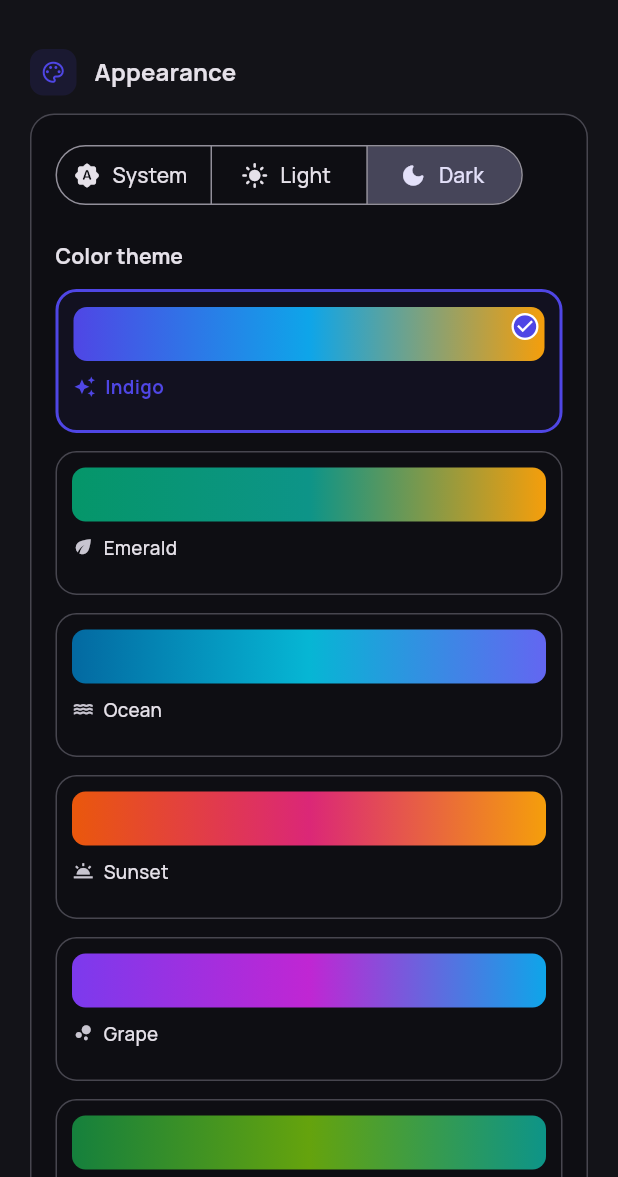
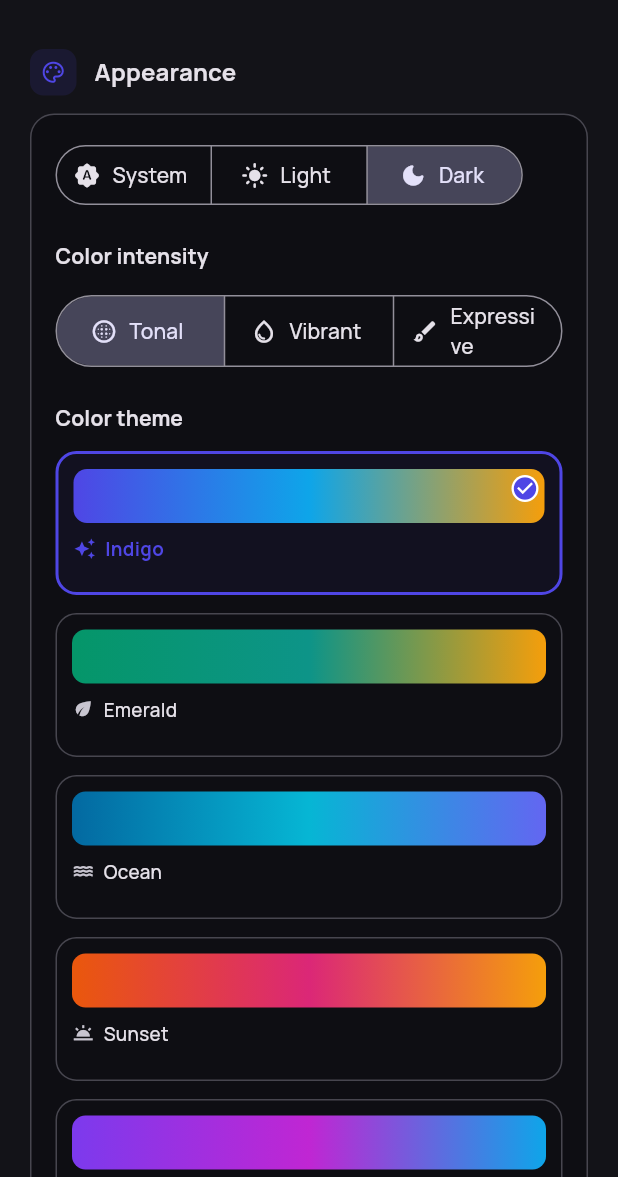
Before and after one commit to ryandam9/expenses, a Flutter app: the SettingsScreen screen opened directly, after a tap on "Dark", on a phone screen of 412 x 824 dp, the part 59-1236 px from its top. Run offline on Flutter 3.47's test engine with Material 3 defaults, Android fonts, the phone set to English and light mode, and no system bars; our stand-ins replace fl_chart, flutter_riverpod, google_fonts, shared_preferences, sqflite, sqflite_common_ffi; missing offline and left inert: file_selector; accounts and stored records are empty.

Commit message:
Adopt newer Flutter/Dart widgets and patterns
- Export via MenuAnchor (Material 3 menu animations as of Flutter 3.44):
  both transaction and category-summary CSV exports are now reachable
  from either section
- Color intensity setting in Appearance: tonal/vibrant/expressive
  DynamicSchemeVariant passed to ColorScheme.fromSeed, persisted
- Badge.count with maxCount (Flutter 3.38) for the selected-category
  count in the filter sidebar
- Dart 3.10 dot shorthands and a Dart 3 switch expression in the
  dashboard

https://claude.ai/code/session_01CVRr8d8PNWgRD8WzUTRQVo

```diff
--- a/lib/main.dart
+++ b/lib/main.dart
@@ -72,14 +72,15 @@ class ExpensesApp extends ConsumerWidget {
   Widget build(BuildContext context, WidgetRef ref) {
     final themeIndex = ref.watch(themeIndexProvider);
     final themeMode = ref.watch(themeModeProvider);
+    final variant = ref.watch(schemeVariantProvider);
     final font = ref.watch(fontFamilyProvider);
     final fontSize = ref.watch(fontSizeProvider);
     final t = appThemes[themeIndex];
 
     final scale = fontSize / 13.0;
 
-    final light = t.themeData(Brightness.light);
-    final dark = t.themeData(Brightness.dark);
+    final light = t.themeData(Brightness.light, variant: variant);
+    final dark = t.themeData(Brightness.dark, variant: variant);
 
     return MaterialApp(
       title: 'Expenses Dashboard',
--- a/lib/providers/theme_provider.dart
+++ b/lib/providers/theme_provider.dart
@@ -37,3 +37,33 @@ class ThemeModeNotifier extends Notifier<ThemeMode> {
 
 final themeModeProvider =
     NotifierProvider<ThemeModeNotifier, ThemeMode>(ThemeModeNotifier.new);
+
+/// How strongly the seed colours are expressed in the derived colour scheme,
+/// via [ColorScheme.fromSeed]'s `dynamicSchemeVariant`. A curated subset:
+/// tonalSpot is Material's calm default; vibrant and expressive push more
+/// chroma into containers and surfaces.
+const schemeVariants = <DynamicSchemeVariant>[
+  DynamicSchemeVariant.tonalSpot,
+  DynamicSchemeVariant.vibrant,
+  DynamicSchemeVariant.expressive,
+];
+
+class SchemeVariantNotifier extends Notifier<DynamicSchemeVariant> {
+  @override
+  DynamicSchemeVariant build() {
+    final i = ref.read(sharedPreferencesProvider).getInt('schemeVariant') ?? 0;
+    return schemeVariants[i.clamp(0, schemeVariants.length - 1)];
+  }
+
+  void select(DynamicSchemeVariant variant) {
+    state = variant;
+    final i = schemeVariants.indexOf(variant);
+    ref
+        .read(sharedPreferencesProvider)
+        .setInt('schemeVariant', i < 0 ? 0 : i);
+  }
+}
+
+final schemeVariantProvider =
+    NotifierProvider<SchemeVariantNotifier, DynamicSchemeVariant>(
+        SchemeVariantNotifier.new);
--- a/lib/screens/dashboard_screen.dart
+++ b/lib/screens/dashboard_screen.dart
@@ -139,14 +139,33 @@ class _DashboardScreenState extends ConsumerState<DashboardScreen> {
               ),
             ),
           ),
-          IconButton(
-            icon: const Icon(Icons.download_rounded),
-            tooltip: _section == 'overview'
-                ? 'Export category summary (CSV)'
-                : 'Export transactions (CSV)',
-            onPressed: async.hasValue
-                ? () => _exportCsv(async.requireValue.transactions)
-                : null,
+          // MenuAnchor (with Material 3 open/close animations as of Flutter
+          // 3.44) so both exports are reachable from either section.
+          MenuAnchor(
+            menuChildren: [
+              MenuItemButton(
+                leadingIcon: const Icon(Icons.table_rows, size: 18),
+                onPressed: async.hasValue
+                    ? () => _exportCsv(async.requireValue.transactions,
+                        overview: false)
+                    : null,
+                child: const Text('Export transactions (CSV)'),
+              ),
+              MenuItemButton(
+                leadingIcon: const Icon(Icons.donut_small_outlined, size: 18),
+                onPressed: async.hasValue
+                    ? () => _exportCsv(async.requireValue.transactions,
+                        overview: true)
+                    : null,
+                child: const Text('Export category summary (CSV)'),
+              ),
+            ],
+            builder: (context, controller, _) => IconButton(
+              icon: const Icon(Icons.download_rounded),
+              tooltip: 'Export…',
+              onPressed: () =>
+                  controller.isOpen ? controller.close() : controller.open(),
+            ),
           ),
           const SizedBox(width: 4),
         ],
@@ -239,10 +258,9 @@ class _DashboardScreenState extends ConsumerState<DashboardScreen> {
   }
 
   // ------------------------------------------------------------------ export
-  // Writes the current view to a CSV chosen via the platform's save dialog.
-  Future<void> _exportCsv(List<Expense> all) async {
+  // Writes the chosen view to a CSV picked via the platform's save dialog.
+  Future<void> _exportCsv(List<Expense> all, {required bool overview}) async {
     try {
-      final overview = _section == 'overview';
       final filtered = _filtered(all);
       final content = overview
           ? categorySummaryToCsv(debitTotalsBy(filtered, (e) => e.category))
@@ -356,8 +374,9 @@ class _DashboardScreenState extends ConsumerState<DashboardScreen> {
     final up = pct >= 0;
     final good = up == upIsGood;
     final color = good ? Colors.green.shade700 : theme.colorScheme.error;
+    // `.min` is a Dart 3.10 dot shorthand for MainAxisSize.min.
     return Row(
-      mainAxisSize: MainAxisSize.min,
+      mainAxisSize: .min,
       children: [
         Icon(up ? Icons.arrow_drop_up : Icons.arrow_drop_down,
             size: 16, color: color),
@@ -410,8 +429,8 @@ class _DashboardScreenState extends ConsumerState<DashboardScreen> {
             const SizedBox(width: 10),
             Expanded(
               child: Column(
-                crossAxisAlignment: CrossAxisAlignment.start,
-                mainAxisSize: MainAxisSize.min,
+                crossAxisAlignment: .start,
+                mainAxisSize: .min,
                 children: [
                   Text(value,
                       maxLines: 1,
@@ -529,24 +548,15 @@ class _DashboardScreenState extends ConsumerState<DashboardScreen> {
     final sorted = List<Expense>.from(list);
     double amt(Expense e) => e.debit > 0 ? -e.debit : e.credit;
     int cmp(Expense a, Expense b) {
-      int r;
-      switch (_sortKey) {
-        case 'description':
-          r = a.description.toLowerCase().compareTo(b.description.toLowerCase());
-          break;
-        case 'bank':
-          r = a.source.toLowerCase().compareTo(b.source.toLowerCase());
-          break;
-        case 'category':
-          r = a.category.toLowerCase().compareTo(b.category.toLowerCase());
-          break;
-        case 'amount':
-          r = amt(a).compareTo(amt(b));
-          break;
-        case 'date':
-        default:
-          r = a.date.compareTo(b.date);
-      }
+      final r = switch (_sortKey) {
+        'description' =>
+          a.description.toLowerCase().compareTo(b.description.toLowerCase()),
+        'bank' => a.source.toLowerCase().compareTo(b.source.toLowerCase()),
+        'category' =>
+          a.category.toLowerCase().compareTo(b.category.toLowerCase()),
+        'amount' => amt(a).compareTo(amt(b)),
+        _ => a.date.compareTo(b.date),
+      };
       return _sortAsc ? r : -r;
     }
 
--- a/lib/screens/settings_screen.dart
+++ b/lib/screens/settings_screen.dart
@@ -33,6 +33,12 @@ class SettingsScreen extends ConsumerWidget {
                   crossAxisAlignment: CrossAxisAlignment.start,
                   children: [
                     _ModeSelector(theme: theme),
+                    const SizedBox(height: 20),
+                    Text('Color intensity',
+                        style: theme.textTheme.titleSmall
+                            ?.copyWith(fontWeight: FontWeight.w700)),
+                    const SizedBox(height: 12),
+                    const _VariantSelector(),
                     const SizedBox(height: 20),
                     Text('Color theme',
                         style: theme.textTheme.titleSmall
@@ -100,6 +106,41 @@ class _ModeSelector extends ConsumerWidget {
         showSelectedIcon: false,
         onSelectionChanged: (s) =>
             ref.read(themeModeProvider.notifier).select(s.first),
+      ),
+    );
+  }
+}
+
+// -------------------------------------------------------------- scheme variant
+/// How strongly the seed colours are expressed in the derived scheme
+/// (ColorScheme.fromSeed's dynamicSchemeVariant).
+class _VariantSelector extends ConsumerWidget {
+  const _VariantSelector();
+
+  static const _labels = <DynamicSchemeVariant, (String, IconData)>{
+    DynamicSchemeVariant.tonalSpot: ('Tonal', Icons.blur_circular),
+    DynamicSchemeVariant.vibrant: ('Vibrant', Icons.water_drop_outlined),
+    DynamicSchemeVariant.expressive: ('Expressive', Icons.brush_outlined),
+  };
+
+  @override
+  Widget build(BuildContext context, WidgetRef ref) {
+    final variant = ref.watch(schemeVariantProvider);
+    return Align(
+      alignment: Alignment.centerLeft,
+      child: SegmentedButton<DynamicSchemeVariant>(
+        segments: [
+          for (final v in schemeVariants)
+            ButtonSegment(
+              value: v,
+              label: Text(_labels[v]!.$1),
+              icon: Icon(_labels[v]!.$2, size: 18),
+            ),
+        ],
+        selected: {variant},
+        showSelectedIcon: false,
+        onSelectionChanged: (s) =>
+            ref.read(schemeVariantProvider.notifier).select(s.first),
       ),
     );
   }
--- a/lib/theme/app_themes.dart
+++ b/lib/theme/app_themes.dart
@@ -31,13 +31,18 @@ class AppTheme {
   /// the theme's identity instead of a generic, off-theme palette.
   List<Color> get palette => chartColors;
 
-  ThemeData themeData(Brightness brightness) {
+  /// [variant] controls how strongly the seed colours are expressed in the
+  /// derived scheme (tonalSpot = calm default, vibrant/expressive = more
+  /// chroma in containers and surfaces).
+  ThemeData themeData(Brightness brightness,
+      {DynamicSchemeVariant variant = DynamicSchemeVariant.tonalSpot}) {
     final scheme = ColorScheme.fromSeed(
       seedColor: primary,
       primary: primary,
       secondary: secondary,
       tertiary: tertiary,
       brightness: brightness,
+      dynamicSchemeVariant: variant,
     );
 
     return ThemeData(
--- a/lib/widgets/filter_bar.dart
+++ b/lib/widgets/filter_bar.dart
@@ -266,15 +266,21 @@ class _FilterPanelState extends ConsumerState<FilterPanel> {
                 const SizedBox(width: 8),
                 Text('Categories', style: theme.textTheme.titleSmall),
                 const Spacer(),
-                Text(
-                  filter.allCategories
-                      ? 'All'
-                      : (filter.categories.isEmpty
-                          ? 'None'
-                          : '${filter.categories.length}'),
-                  style: theme.textTheme.labelSmall?.copyWith(
-                      fontWeight: FontWeight.w800, color: cs.primary),
-                ),
+                if (filter.allCategories || filter.categories.isEmpty)
+                  Text(
+                    filter.allCategories ? 'All' : 'None',
+                    style: theme.textTheme.labelSmall?.copyWith(
+                        fontWeight: FontWeight.w800, color: cs.primary),
+                  )
+                else
+                  // Standalone count badge; maxCount (Flutter 3.38) caps the
+                  // label at 99+ if a database ever has that many categories.
+                  Badge.count(
+                    count: filter.categories.length,
+                    maxCount: 99,
+                    backgroundColor: cs.primary,
+                    textColor: cs.onPrimary,
+                  ),
               ],
             ),
           ),
```
Also changed, not shown: 1 other file.
